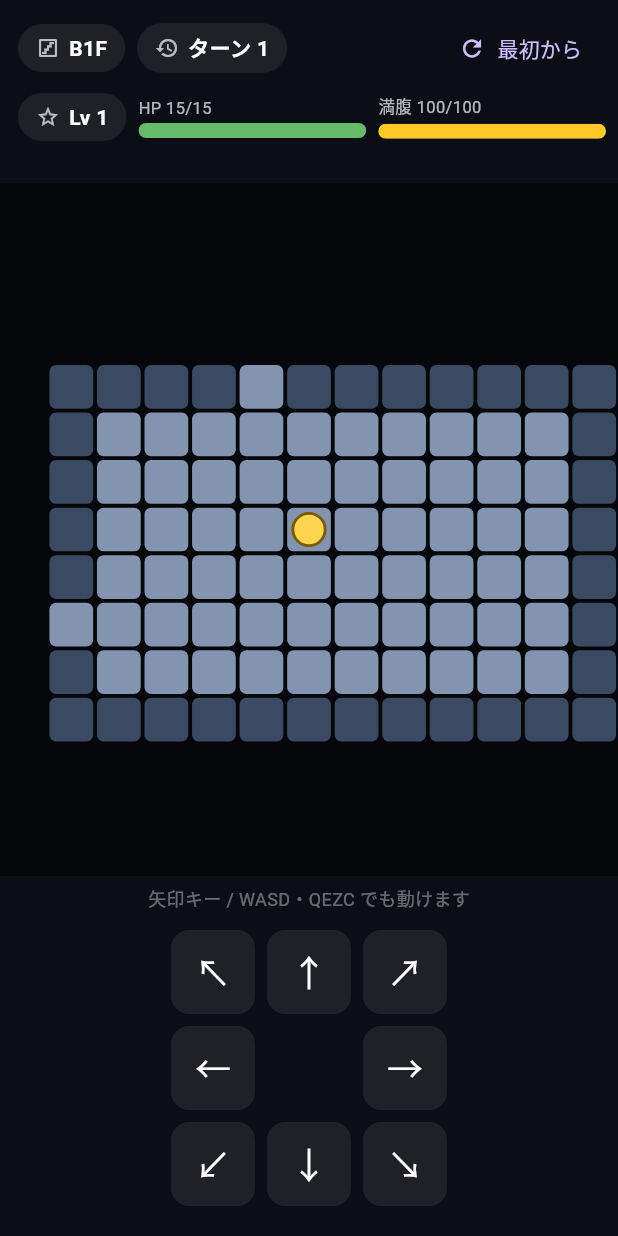
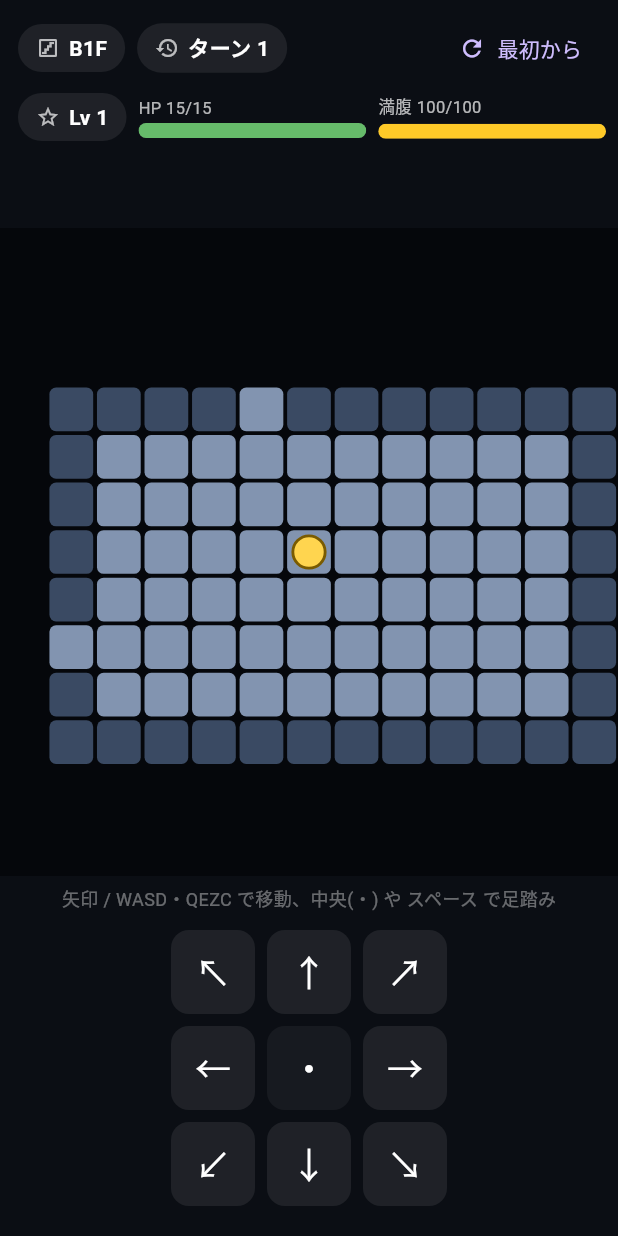
Before and after one commit to chocosimu/game, a Flutter app: the screen it shows after launch, after a tap on an icon or button, on a phone screen of 412 x 824 dp. Run offline on Flutter 3.47's test engine with Material 3 defaults, Android fonts, the phone set to English and light mode, and no system bars.

Commit message:
戦闘システム強化(1/2)：ターン順を§0.1準拠に・足踏み・命中92%・複数行ログ
- §0.1 のターン順に修正：プレイヤー→敵全員→環境処理(満腹度/自然回復)
- 足踏み(その場待機)を追加：D-pad中央の「・」ボタン＋ . / Space / Numpad5キー
- 命中92%(§1.5)：プレイヤー→敵・敵→プレイヤーとも8%で「はずれ/かわした」
- メッセージを複数行ログ化：1ターンの攻撃＋反撃を最大3行で表示
- 会心は資料が🔴(発生率未取得)のため今回は入れない
- combat.dart に rollHit/normalHitRate 追加・テスト追加(計38件)

```diff
--- a/lib/combat.dart
+++ b/lib/combat.dart
@@ -87,6 +87,13 @@ int rollDamage(double baseDamage, Random random) {
   return dmg < 1 ? 1 : dmg;
 }
 
+/// 通常攻撃の命中率（§1.5）。トルネコ3は解析で 92%。
+/// ＝8% の確率で「はずれ」になる（プレイヤー→敵・敵→プレイヤー共通）。
+const double normalHitRate = 0.92;
+
+/// 通常攻撃が命中したかを判定する（§1.5）。true なら当たり。
+bool rollHit(Random random) => random.nextDouble() < normalHitRate;
+
 /// レベルアップ1回ぶんの最大HP上昇量を、乱数で決める（§1.2）。
 /// 分布：+5＝1/3／+4・+6＝各2/9／+3・+7＝各1/9（平均ちょうど+5）。
 int hpGrowth(Random random) {
--- a/lib/game_screen.dart
+++ b/lib/game_screen.dart
@@ -31,8 +31,9 @@ class GameScreenState extends State<GameScreen> {
   int _floor = 1;
   int _turns = 0;
 
-  // 直前のできごと（攻撃・撃破・レベルアップ）を画面に1行で出す。
-  String _message = '';
+  // 直前の1ターンで起きたできごと（攻撃・撃破・レベルアップ等）を行でためる。
+  // 1ターンに「自分の攻撃」と「敵の反撃」が両方起きても、両方残るようにする。
+  final List<String> _messages = <String>[];
   // 倒れたかどうか（true のあいだは操作できず、やり直し画面を出す）。
   bool _defeated = false;
 
@@ -117,6 +118,12 @@ class GameScreenState extends State<GameScreen> {
   @visibleForTesting
   bool get debugDefeated => _defeated;
 
+  /// テスト用：プレイヤーのいま居る座標。
+  @visibleForTesting
+  int get debugPlayerX => _playerX;
+  @visibleForTesting
+  int get debugPlayerY => _playerY;
+
   /// テスト用：プレイヤーから (dx, dy) ずれたマスに敵を1匹置く。
   @visibleForTesting
   Monster debugSpawnMonster(MonsterKind kind, int dx, int dy) {
@@ -144,7 +151,7 @@ class GameScreenState extends State<GameScreen> {
       _floor = 1;
       _turns = 0;
       _defeated = false;
-      _message = '';
+      _messages.clear();
       _player = Player();
       _generateFloor();
     });
@@ -180,6 +187,9 @@ class GameScreenState extends State<GameScreen> {
     }
   }
 
+  /// ログに1行ためる（その1ターンのできごと）。
+  void _say(String text) => _messages.add(text);
+
   /// (dx, dy) 方向に1マス動こうとする。
   /// ・移動先に敵がいたら「攻撃」になる（その場から動かずに殴る）。
   /// ・壁なら何も起きない（ターンも進まない）。
@@ -193,8 +203,9 @@ class GameScreenState extends State<GameScreen> {
     final target = _monsterAt(nx, ny);
     if (target != null) {
       setState(() {
+        _messages.clear();
         _attackMonster(target);
-        _endPlayerTurn(); // 満腹度・自然回復＋敵の行動
+        _endPlayerTurn(); // 敵の行動 → 環境処理（§0.1）
       });
       return;
     }
@@ -210,6 +221,7 @@ class GameScreenState extends State<GameScreen> {
     }
 
     setState(() {
+      _messages.clear();
       _playerX = nx;
       _playerY = ny;
       // 下り階段に乗ったら、次のフロアへ（敵の行動は無し・地形が作り直される）。
@@ -217,28 +229,45 @@ class GameScreenState extends State<GameScreen> {
         _turns++;
         _player.onStep();
         _floor++;
-        _message = 'B${_floor}F へ下りた';
+        _say('B${_floor}F へ下りた');
         _generateFloor();
         _checkDefeat();
         return;
       }
-      _endPlayerTurn(); // 満腹度・自然回復＋敵の行動
+      _endPlayerTurn(); // 敵の行動 → 環境処理（§0.1）
     });
   }
 
-  /// プレイヤーが1回行動したあとの共通処理。
-  /// 満腹度・HP自然回復を進め、つづいて敵がいっせいに行動する。
+  /// その場で待つ（足踏み）。§0.1 の1行動＝1ターン。移動せずに敵に手番を渡す。
+  void _wait() {
+    if (_defeated) return;
+    setState(() {
+      _messages.clear();
+      _say('その場で待った');
+      _endPlayerTurn();
+    });
+  }
+
+  /// プレイヤーが1回行動したあとの共通処理。§0.1 の順番：
+  /// 「プレイヤー（行動済み）→ 敵全員が行動 → 環境処理（満腹度・自然回復）」。
   void _endPlayerTurn() {
     _turns++;
-    _player.onStep(); // 満腹度減・空腹ダメージ・HP自然回復（§1.2/§1.4）
-    if (_player.isAlive) _enemiesAct();
+    if (_player.isAlive) _enemiesAct(); // まず敵全員が動く
     _monsters.removeWhere((m) => !m.isAlive); // 倒した敵を片づける
+    if (_player.isAlive) {
+      _player.onStep(); // 環境処理：満腹度減・空腹ダメージ・HP自然回復（§1.2/§1.4）
+    }
     _updateVisibility();
     _checkDefeat();
   }
 
-  /// プレイヤー → 敵 への攻撃（§1.6 のダメージ式）。
+  /// プレイヤー → 敵 への攻撃（§1.6 のダメージ式・§1.5 命中92%）。
   void _attackMonster(Monster m) {
+    // まず命中判定（8%で外れる）。
+    if (!rollHit(_rng)) {
+      _say('${m.kind.name}に攻撃したが はずれた');
+      return;
+    }
     final atkPower =
         baseAttackPower(levelAttackFor(_player.level), _player.strength);
     final dmg = rollDamage(baseDamage(atkPower, m.kind.defense), _rng);
@@ -246,18 +275,22 @@ class GameScreenState extends State<GameScreen> {
     if (m.hp <= 0) {
       m.hp = 0;
       final ups = _player.gainExp(m.kind.exp, _rng);
-      _message = '${m.kind.name}を倒した！ EXP +${m.kind.exp}'
-          '${ups > 0 ? '／レベルが $ups 上がった！' : ''}';
+      _say('${m.kind.name}を倒した！ EXP +${m.kind.exp}'
+          '${ups > 0 ? '／レベルが $ups 上がった！' : ''}');
     } else {
-      _message = '${m.kind.name}に $dmg のダメージ';
+      _say('${m.kind.name}に $dmg のダメージ');
     }
   }
 
-  /// 敵 → プレイヤー への攻撃（§1.6）。今はプレイヤーの防御力は0（盾なし）。
+  /// 敵 → プレイヤー への攻撃（§1.6・§1.5 命中92%）。今はプレイヤーの防御力は0（盾なし）。
   void _enemyAttack(Monster m) {
+    if (!rollHit(_rng)) {
+      _say('${m.kind.name}の攻撃を かわした');
+      return;
+    }
     final dmg = rollDamage(baseDamage(m.kind.attack.toDouble(), 0), _rng);
     _player.hp = (_player.hp - dmg).clamp(0, _player.maxHp);
-    _message = '${m.kind.name}の攻撃！ $dmg のダメージ';
+    _say('${m.kind.name}の攻撃！ $dmg のダメージ');
   }
 
   /// このフロアの敵全員に1回ずつ行動させる。
@@ -339,14 +372,21 @@ class GameScreenState extends State<GameScreen> {
   void _checkDefeat() {
     if (!_player.isAlive && !_defeated) {
       _defeated = true;
-      _message = '力尽きてしまった…';
+      _say('力尽きてしまった…');
     }
   }
 
-  /// キーボード入力（PCでの確認用）。矢印・WASD・QEZC に対応。
+  /// キーボード入力（PCでの確認用）。矢印・WASD・QEZC で移動、`.`/Space で足踏み。
   void _handleKey(KeyEvent event) {
     if (event is! KeyDownEvent) return;
-    final delta = _deltaForKey(event.logicalKey);
+    final key = event.logicalKey;
+    if (key == LogicalKeyboardKey.period ||
+        key == LogicalKeyboardKey.space ||
+        key == LogicalKeyboardKey.numpad5) {
+      _wait();
+      return;
+    }
+    final delta = _deltaForKey(key);
     if (delta != null) _tryMove(delta.$1, delta.$2);
   }
 
@@ -451,22 +491,40 @@ class GameScreenState extends State<GameScreen> {
             ],
           ),
           const SizedBox(height: 6),
-          // 直前のできごと（攻撃・撃破・レベルアップ）の1行ログ。
+          // 直前の1ターンのできごと（攻撃・反撃・撃破・レベルアップ）を最大3行で出す。
           SizedBox(
-            height: 18,
+            height: 48,
             child: Align(
-              alignment: Alignment.centerLeft,
-              child: Text(
-                _message,
-                maxLines: 1,
-                overflow: TextOverflow.ellipsis,
-                style: const TextStyle(color: Colors.white70, fontSize: 12),
+              alignment: Alignment.topLeft,
+              child: Column(
+                crossAxisAlignment: CrossAxisAlignment.start,
+                children: [
+                  // 新しいできごとほど下に並ぶ。多すぎるときは新しい方の3行だけ。
+                  for (final line in _recentMessages)
+                    Text(
+                      line,
+                      maxLines: 1,
+                      overflow: TextOverflow.ellipsis,
+                      style: const TextStyle(
+                        color: Colors.white70,
+                        fontSize: 12,
+                        height: 1.3,
+                      ),
+                    ),
+                ],
               ),
             ),
           ),
         ],
       ),
     );
+  }
+
+  /// ログのうち、画面に出す新しい方の最大3行。
+  List<String> get _recentMessages {
+    const maxLines = 3;
+    if (_messages.length <= maxLines) return _messages;
+    return _messages.sublist(_messages.length - maxLines);
   }
 
   /// 倒れたときに地図の上にかぶせる「やり直し」画面。
@@ -562,12 +620,12 @@ class GameScreenState extends State<GameScreen> {
       child: Column(
         children: [
           const Text(
-            '矢印キー / WASD・QEZC でも動けます',
+            '矢印 / WASD・QEZC で移動、中央(・) や スペース で足踏み',
             style: TextStyle(color: Colors.white38, fontSize: 12),
           ),
           const SizedBox(height: 8),
           _dpadRow(const [(-1, -1, '↖'), (0, -1, '↑'), (1, -1, '↗')]),
-          _dpadRow(const [(-1, 0, '←'), (0, 0, ''), (1, 0, '→')]),
+          _dpadRow(const [(-1, 0, '←'), (0, 0, '・'), (1, 0, '→')]),
           _dpadRow(const [(-1, 1, '↙'), (0, 1, '↓'), (1, 1, '↘')]),
         ],
       ),
@@ -587,15 +645,17 @@ class GameScreenState extends State<GameScreen> {
     if (glyph.isEmpty) {
       return const SizedBox(width: 64, height: 64);
     }
+    // 中央(0,0)は「足踏み（待つ）」ボタンにする。
+    final isWait = dx == 0 && dy == 0;
     return Padding(
       padding: const EdgeInsets.all(4),
       child: Material(
-        color: Colors.white.withValues(alpha: 0.08),
+        color: Colors.white.withValues(alpha: isWait ? 0.05 : 0.08),
         borderRadius: BorderRadius.circular(12),
         child: InkWell(
-          key: ValueKey('dir_${dx}_$dy'),
+          key: ValueKey(isWait ? 'wait' : 'dir_${dx}_$dy'),
           borderRadius: BorderRadius.circular(12),
-          onTap: () => _tryMove(dx, dy),
+          onTap: isWait ? _wait : () => _tryMove(dx, dy),
           child: SizedBox(
             width: 56,
             height: 56,
```
Also changed, not shown: 2 other files.
